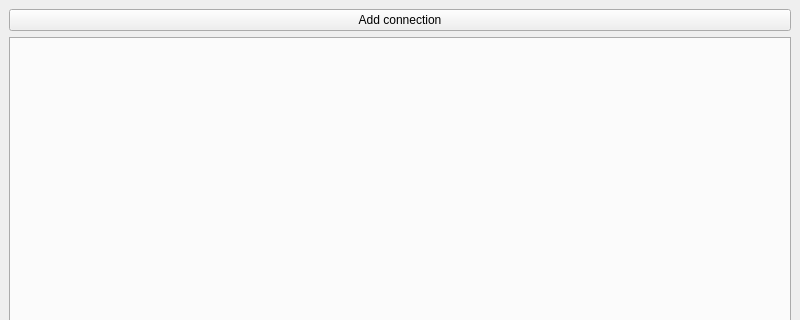
This is Controller/mainwindow.ui in GAO-777/Controller as Qt 5 draws it before an edit; both pictures show x 0 to 800 and y 0 to 320 of the 800 by 600 pixel window. The edited form follows.
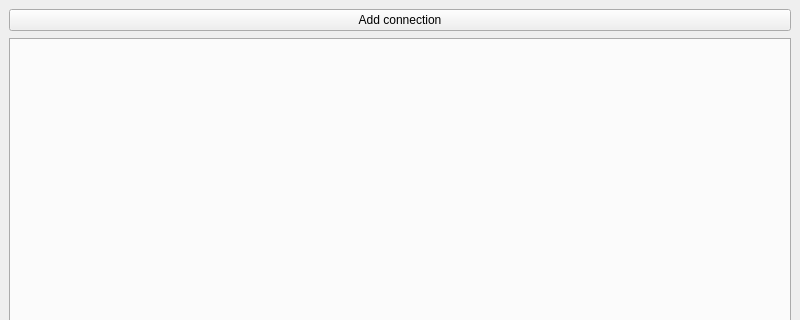
This is the edited form.

Patch:
```diff
--- a/Controller/mainwindow.ui
+++ b/Controller/mainwindow.ui
@@ -17,6 +17,9 @@
    <layout class="QVBoxLayout" name="verticalLayout_2">
     <item>
      <layout class="QVBoxLayout" name="MVL">
+      <property name="spacing">
+       <number>7</number>
+      </property>
       <item>
        <layout class="QGridLayout" name="gridLayout_2">
         <property name="topMargin">
```
Left out of the diff: 2 changed lines with no effect on the pictures.
